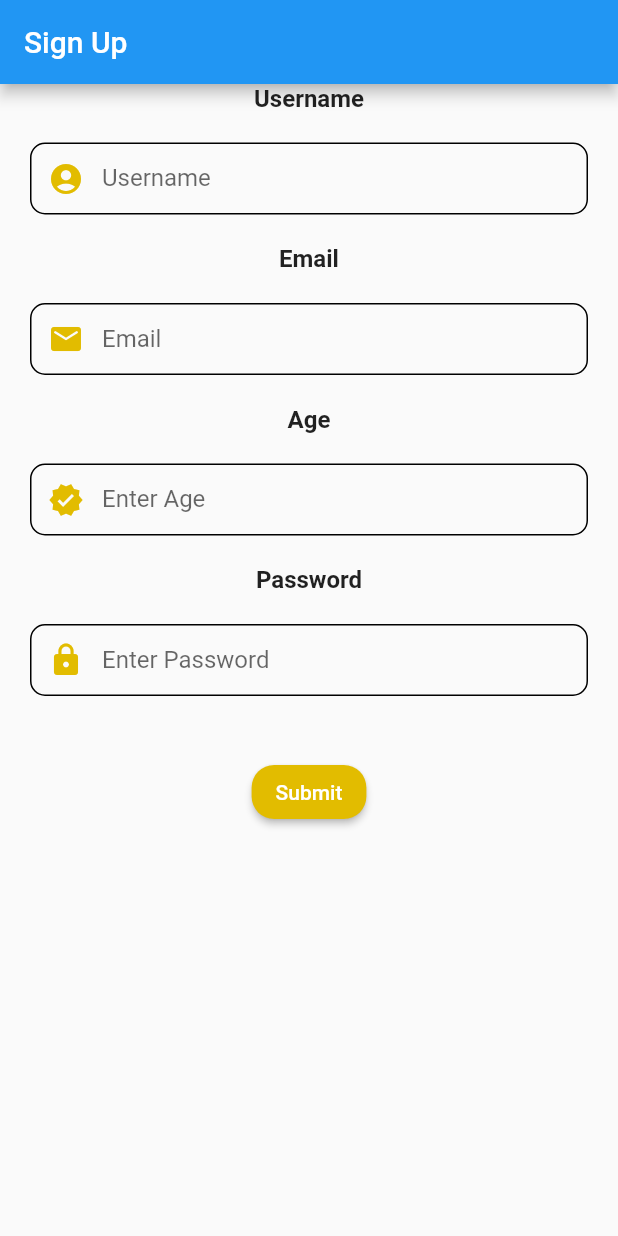
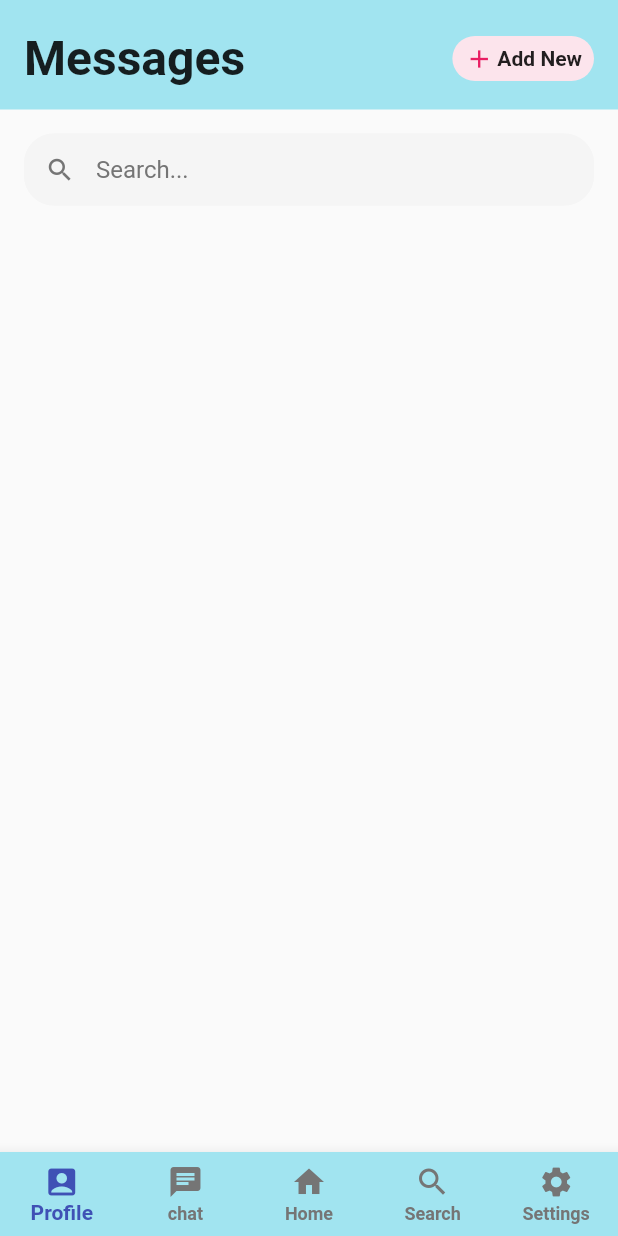
Before and after one commit to aarzooc/Social-Media-App, a Flutter app: the screen it shows after launch, on a phone screen of 412 x 824 dp. Run offline on Flutter 3.47's test engine with Material 2 defaults, Android fonts, the light colour scheme and no system bars; our stand-ins replace firebase_auth, firebase_core, firebase_database, splashscreen; accounts and stored records are empty.

Commit message:
messaging layout

```diff
--- a/lib/main.dart
+++ b/lib/main.dart
@@ -1,10 +1,12 @@
 import 'package:flutter/material.dart';
 import 'package:firebase_auth/firebase_auth.dart';
 import 'package:firebase_core/firebase_core.dart';
+import 'package:hospichat/screens/messaging/messaging.dart';
 import 'package:splashscreen/splashscreen.dart';
 import 'package:hospichat/screens/home/home.dart';
 import 'package:hospichat/screens/register/register.dart';
 import 'package:hospichat/screens/login/login.dart';
+import 'package:hospichat/screens/messaging/messaging.dart';
 
 void main() async {
   WidgetsFlutterBinding.ensureInitialized();
@@ -21,7 +23,7 @@ class MyApp extends StatelessWidget {
       theme: ThemeData(
         primarySwatch: Colors.blue,
       ),
-      home: Register(),
+      home: Messages(),
     );
   }
 }
--- a/lib/screens/messaging/messaging.dart
+++ b/lib/screens/messaging/messaging.dart
@@ -0,0 +1,118 @@
+import 'package:flutter/material.dart';
+class Messages extends StatefulWidget{
+  @override
+  _MessagesState createState() => _MessagesState();
+}
+class _MessagesState extends State<Messages>{
+  @override
+
+  Widget buildSearchbar(){
+    return Padding(
+      padding: EdgeInsets.only(top: 16,left: 16,right: 16),
+      child: TextField(
+        decoration: InputDecoration(
+          hintText: "Search...",
+          hintStyle: TextStyle(color: Colors.grey.shade600),
+          prefixIcon: Icon(Icons.search,color: Colors.grey.shade600, size: 20,),
+          filled: true,
+          fillColor: Colors.grey.shade100,
+          contentPadding: EdgeInsets.all(8),
+          enabledBorder: OutlineInputBorder(
+              borderRadius: BorderRadius.circular(20),
+              borderSide: BorderSide(
+                  color: Colors.grey.shade100
+              )
+          ),
+        ),
+      ),
+    );
+    }
+
+
+  Widget buildHeader(){
+    return Container(
+      color:Color.fromRGBO(161, 228, 240, 1),
+      child: Column(
+        crossAxisAlignment: CrossAxisAlignment.start,
+        children: <Widget>[
+          SafeArea(
+            child: Padding(
+              padding: EdgeInsets.only(left: 16,right: 16,top: 20,bottom:15),
+              child: Row(
+                mainAxisAlignment: MainAxisAlignment.spaceBetween,
+                children: <Widget>[
+                  Text("Messages",style: TextStyle(fontSize: 32,fontWeight: FontWeight.bold),),
+                  Container(
+                    padding: EdgeInsets.only(left: 8,right: 8,top: 2,bottom: 2),
+                    height: 30,
+                    decoration: BoxDecoration(
+                      borderRadius: BorderRadius.circular(30),
+                      color: Colors.pink[50],
+                    ),
+                    child: Row(
+                      children: <Widget>[
+                        Icon(Icons.add,color: Colors.pink,size: 20,),
+                        SizedBox(width: 2,),
+                        Text("Add New",style: TextStyle(fontSize: 14,fontWeight: FontWeight.bold),),
+                      ],
+                    ),
+                  )
+                ],
+              ),
+            ),
+          ),
+        ],
+      ),
+    );
+  }
+
+
+  Widget build(BuildContext context) {
+    return Scaffold(
+      body: Container(
+        child: Column(
+          children: <Widget>[
+
+
+           buildHeader(),
+            buildSearchbar(),
+          ],
+        )
+
+      ),
+      bottomNavigationBar: BottomNavigationBar(
+        selectedItemColor: Colors.indigo,
+        unselectedItemColor: Colors.grey.shade600,
+        selectedLabelStyle: TextStyle(fontWeight: FontWeight.w600),
+        unselectedLabelStyle: TextStyle(fontWeight: FontWeight.w600),
+        type: BottomNavigationBarType.fixed,
+        backgroundColor: Color.fromRGBO(161, 228, 240, 1),
+        items: [
+          BottomNavigationBarItem(
+            icon: Icon(Icons.account_box_rounded),
+            title: Text("Profile"),
+          ),
+          BottomNavigationBarItem(
+            icon: Icon(Icons.chat),
+            title: Text("chat"),
+          ),
+          BottomNavigationBarItem(
+            icon: Icon(Icons.home),
+            title: Text("Home"),
+          ),
+          BottomNavigationBarItem(
+            icon: Icon(Icons.search),
+            title: Text("Search"),
+          ),
+          BottomNavigationBarItem(
+            icon: Icon(Icons.settings),
+            title: Text("Settings"),
+          ),
+        ],
+      ),
+
+    );
+
+
+  }
+}
```
